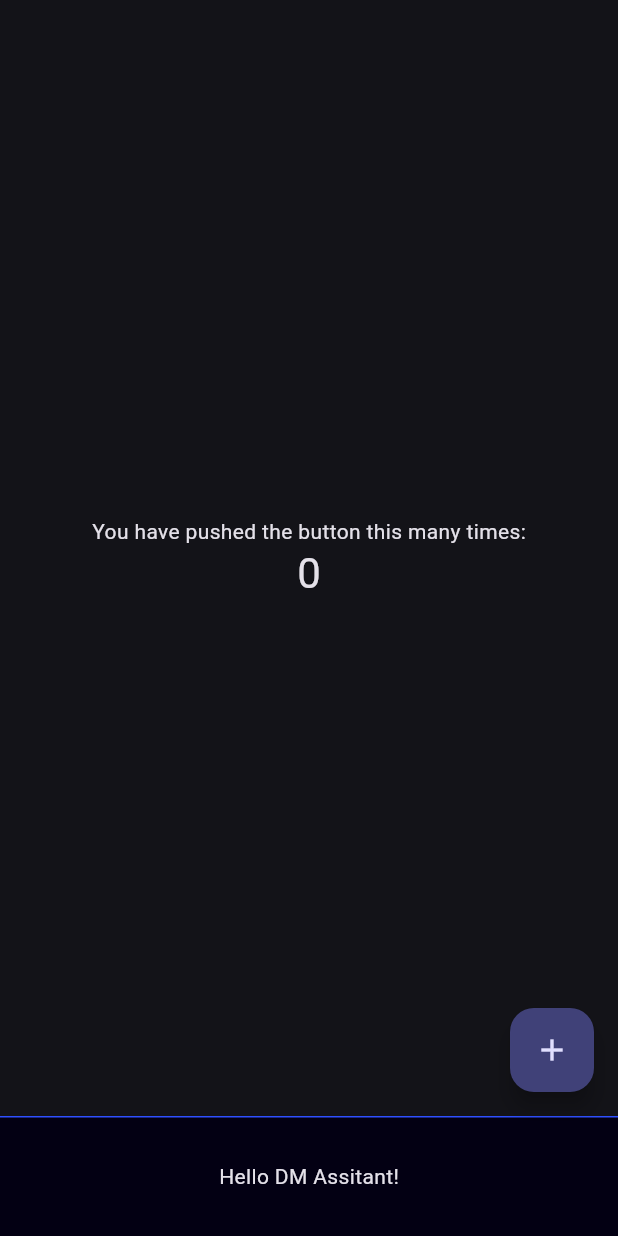
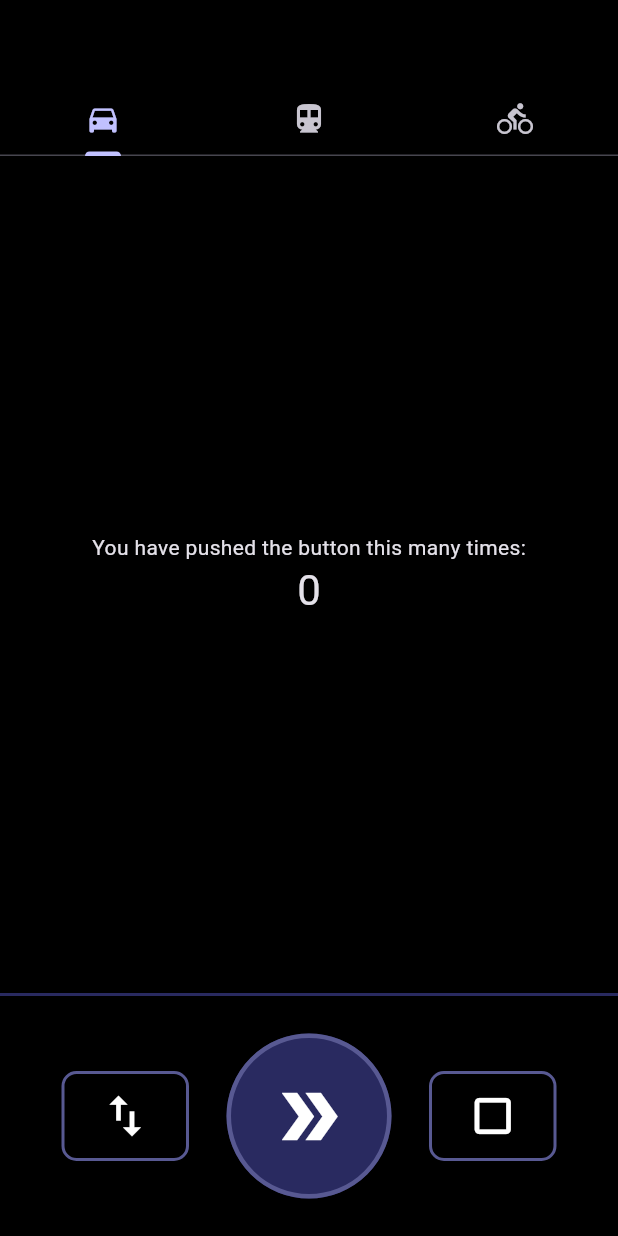
Before and after one commit to DckCanal/dm_assistant, a Flutter app: the screen it shows after launch, on a phone screen of 412 x 824 dp. Run offline on Flutter 3.47's test engine with Material 3 defaults, Android fonts, the phone set to English and light mode, and no system bars.

Commit message:
basic layout with tab navigation

```diff
--- a/lib/main.dart
+++ b/lib/main.dart
@@ -1,4 +1,6 @@
 import 'package:flutter/material.dart';
+import 'round_button.dart';
+import 'rect_button.dart';
 
 void main() {
   runApp(const MyApp());
@@ -13,37 +15,44 @@ class MyApp extends StatelessWidget {
     return MaterialApp(
       title: 'DM Assistant',
       theme: ThemeData(
-        // This is the theme of your application.
-        //
-        // TRY THIS: Try running your application with "flutter run". You'll see
-        // the application has a purple toolbar. Then, without quitting the app,
-        // try changing the seedColor in the colorScheme below to Colors.green
-        // and then invoke "hot reload" (save your changes or press the "hot
-        // reload" button in a Flutter-supported IDE, or press "r" if you used
-        // the command line to start the app).
-        //
-        // Notice that the counter didn't reset back to zero; the application
-        // state is not lost during the reload. To reset the state, use hot
-        // restart instead.
-        //
-        // This works for code too, not just values: Most code changes can be
-        // tested with just a hot reload.
         colorScheme: ColorScheme.fromSeed(
             seedColor: const Color.fromARGB(255, 13, 0, 133),
-            brightness: Brightness.dark,
-            background: const Color.fromARGB(255, 3, 0, 19),
-            outline: const Color.fromARGB(255, 47, 80, 255)), //030013
-        appBarTheme: const AppBarTheme(
-          backgroundColor: Color.fromARGB(255, 3, 0, 19),
-        ),
+            brightness: Brightness.dark),
+        //background: const Color.fromARGB(255, 3, 0, 19),
+        //outline: const Color.fromARGB(255, 47, 80, 255), //030013
+        //primaryContainer: const Color.fromARGB(255, 24, 6, 114)),
+        // appBarTheme: const AppBarTheme(
+        //   backgroundColor: Color.fromARGB(255, 3, 0, 19),
+        // ),
         // bottomAppBarTheme:
         //     const BottomAppBarTheme(color: Color.fromARGB(255, 3, 0, 19)),
-        bottomNavigationBarTheme: const BottomNavigationBarThemeData(
-            backgroundColor: Color.fromARGB(255, 3, 0, 19)),
+        // bottomNavigationBarTheme: const BottomNavigationBarThemeData(
+        //     backgroundColor: Color.fromARGB(255, 3, 0, 19)),
         useMaterial3: true,
-        //brightness: Brightness.dark,
       ),
-      home: const MyHomePage(title: 'Flutter Demo Home Page'),
+      home: DefaultTabController(
+        length: 3,
+        child: Scaffold(
+          appBar: AppBar(
+            backgroundColor: Theme.of(context).colorScheme.scrim,
+            bottom: const TabBar(
+              tabs: [
+                Tab(icon: Icon(Icons.directions_car)),
+                Tab(icon: Icon(Icons.directions_transit)),
+                Tab(icon: Icon(Icons.directions_bike)),
+              ],
+            ),
+          ),
+          body: const TabBarView(
+            children: [
+              MyHomePage(title: 'Flutter Demo Home Page'),
+              Icon(Icons.directions_transit),
+              Icon(Icons.directions_bike),
+            ],
+          ),
+        ),
+      ),
+      //home: const MyHomePage(title: 'Flutter Demo Home Page'),
     );
   }
 }
@@ -88,38 +97,10 @@ class _MyHomePageState extends State<MyHomePage> {
     // The Flutter framework has been optimized to make rerunning build methods
     // fast, so that you can just rebuild anything that needs updating rather
     // than having to individually change instances of widgets.
-    return Scaffold(
-      // appBar: AppBar(
-      //   bottom: PreferredSize(
-      //     preferredSize: const Size.fromHeight(2.0),
-      //     child: Container(
-      //       color: Theme.of(context).colorScheme.outline,
-      //       height: 2.0,
-      //     ),
-      //   ),
-      // ),
-      bottomNavigationBar: BottomAppBar(
-        padding: EdgeInsets.zero,
-        //color: Theme.of(context).colorScheme.background,
-        child: Container(
-            height: 50.0,
-            //color: Theme.of(context).colorScheme.background,
-            decoration: BoxDecoration(
-                color: Theme.of(context).colorScheme.background,
-                border: Border(
-                    top: BorderSide(
-                        width: 1,
-                        color: Theme.of(context).colorScheme.outline))),
-            //padding: EdgeInsets.zero,
-            //margin: EdgeInsets.zero,
-
-            child: const Center(child: Text('Hello DM Assitant!'))),
-
-        // Here we take the value from the MyHomePage object that was created by
-        // the App.build method, and use it to set our appbar title.
-        //title: Text(widget.title),
-      ),
-      body: Center(
+    return Container(
+      color: Theme.of(context).colorScheme.scrim,
+      child: Column(children: [
+        Expanded(
           child: Column(
             // Column is also a layout widget. It takes a list of children and
             // arranges them vertically. By default, it sizes itself to fit its
@@ -146,11 +127,153 @@ class _MyHomePageState extends State<MyHomePage> {
             ],
           ),
         ),
-      floatingActionButton: FloatingActionButton(
-        onPressed: _incrementCounter,
-        tooltip: 'Increment',
-        child: const Icon(Icons.add),
-      ), // This trailing comma makes auto-formatting nicer for build methods.
+        Container(
+          decoration: BoxDecoration(
+              color: Theme.of(context).colorScheme.scrim,
+              border: Border(
+                  top: BorderSide(
+                      width: 2,
+                      color: Theme.of(context).colorScheme.onPrimary))),
+          child: Row(
+            mainAxisAlignment: MainAxisAlignment.center,
+            children: [
+              RectButton(
+                onPressed: () {},
+                primary: false,
+                height: 60,
+                width: 85,
+                icon: const Icon(
+                  Icons.import_export,
+                  color: Colors.white,
+                  size: 36,
+                  semanticLabel: 'Riordina in base all\'iniziativa',
+                ),
+              ),
+              Padding(
+                padding: const EdgeInsets.all(25.0),
+                child: RoundButton(
+                  onPressed: () {},
+                  primary: true,
+                  radius: 110,
+                  icon: const Icon(
+                    Icons.double_arrow,
+                    color: Colors.white,
+                    size: 54,
+                    semanticLabel: 'Avanza al prossimo round',
+                  ),
+                ),
+              ),
+              RectButton(
+                onPressed: () {},
+                height: 60,
+                width: 85,
+                primary: false,
+                icon: const Icon(
+                  Icons.crop_square,
+                  color: Colors.white,
+                  size: 36,
+                  semanticLabel: 'Esci dal combattimento',
+                ),
+              )
+            ],
+          ),
+        ),
+      ]),
     );
+
+    // return Scaffold(
+    //   backgroundColor: Theme.of(context).colorScheme.scrim,
+    //   bottomNavigationBar: BottomAppBar(
+    //     padding: EdgeInsets.zero,
+    //     height: 162,
+    //     child: Container(
+    //       decoration: BoxDecoration(
+    //           color: Theme.of(context).colorScheme.scrim,
+    //           border: Border(
+    //               top: BorderSide(
+    //                   width: 1,
+    //                   color: Theme.of(context).colorScheme.onPrimary))),
+    //       child: Row(
+    //         mainAxisAlignment: MainAxisAlignment.center,
+    //         children: [
+    //           RectButton(
+    //             onPressed: () {},
+    //             primary: false,
+    //             height: 60,
+    //             width: 85,
+    //             icon: const Icon(
+    //               Icons.import_export,
+    //               color: Colors.white,
+    //               size: 36,
+    //               semanticLabel: 'Riordina in base all\'iniziativa',
+    //             ),
+    //           ),
+    //           Padding(
+    //             padding: const EdgeInsets.all(25.0),
+    //             child: RoundButton(
+    //               onPressed: () {},
+    //               primary: true,
+    //               radius: 110,
+    //               icon: const Icon(
+    //                 Icons.double_arrow,
+    //                 color: Colors.white,
+    //                 size: 54,
+    //                 semanticLabel: 'Avanza al prossimo round',
+    //               ),
+    //             ),
+    //           ),
+    //           RectButton(
+    //             onPressed: () {},
+    //             height: 60,
+    //             width: 85,
+    //             primary: false,
+    //             icon: const Icon(
+    //               Icons.crop_square,
+    //               color: Colors.white,
+    //               size: 36,
+    //               semanticLabel: 'Esci dal combattimento',
+    //             ),
+    //           )
+    //         ],
+    //       ),
+    //     ),
+
+    //     // Here we take the value from the MyHomePage object that was created by
+    //     // the App.build method, and use it to set our appbar title.
+    //     //title: Text(widget.title),
+    //   ),
+    //   body: Center(
+    //     child: Column(
+    //       // Column is also a layout widget. It takes a list of children and
+    //       // arranges them vertically. By default, it sizes itself to fit its
+    //       // children horizontally, and tries to be as tall as its parent.
+    //       //
+    //       // Column has various properties to control how it sizes itself and
+    //       // how it positions its children. Here we use mainAxisAlignment to
+    //       // center the children vertically; the main axis here is the vertical
+    //       // axis because Columns are vertical (the cross axis would be
+    //       // horizontal).
+    //       //
+    //       // TRY THIS: Invoke "debug painting" (choose the "Toggle Debug Paint"
+    //       // action in the IDE, or press "p" in the console), to see the
+    //       // wireframe for each widget.
+    //       mainAxisAlignment: MainAxisAlignment.center,
+    //       children: <Widget>[
+    //         const Text(
+    //           'You have pushed the button this many times:',
+    //         ),
+    //         Text(
+    //           '$_counter',
+    //           style: Theme.of(context).textTheme.headlineMedium,
+    //         ),
+    //       ],
+    //     ),
+    //   ),
+    //   floatingActionButton: FloatingActionButton(
+    //     onPressed: _incrementCounter,
+    //     tooltip: 'Increment',
+    //     child: const Icon(Icons.add),
+    //   ), // This trailing comma makes auto-formatting nicer for build methods.
+    // );
   }
 }
--- /dev/null
+++ b/lib/rect_button.dart
@@ -0,0 +1,62 @@
+import 'package:flutter/material.dart';
+
+class RectButton extends StatelessWidget {
+  final VoidCallback? onPressed;
+  final bool primary;
+  final Icon icon;
+  final double height;
+  final double width;
+  final double borderRadius;
+
+  RectButton(
+      {this.onPressed,
+      required this.primary,
+      required this.icon,
+      this.height = 48.0,
+      this.width = 48.0,
+      this.borderRadius = 10.0});
+
+  @override
+  Widget build(BuildContext context) {
+    return SizedBox(
+      height: height,
+      width: width,
+      child: ElevatedButton(
+        onPressed: onPressed,
+        style: ButtonStyle(
+          backgroundColor: MaterialStateProperty.resolveWith<Color>(
+            (Set<MaterialState> states) {
+              if (states.contains(MaterialState.disabled)) {
+                return Theme.of(context)
+                    .colorScheme
+                    .surface; // Colore quando il pulsante è disabilitato
+              }
+              return primary
+                  ? Theme.of(context).colorScheme.onPrimary
+                  : Theme.of(context)
+                      .colorScheme
+                      .scrim; // Colore in base al parametro 'primary'
+            },
+          ),
+          shape: MaterialStateProperty.all<RoundedRectangleBorder>(
+            // Forma rotonda
+            RoundedRectangleBorder(
+              borderRadius: BorderRadius.circular(
+                  borderRadius), // Raggio del bordo arrotondato
+              side: BorderSide(
+                color: onPressed != null
+                    ? Theme.of(context).colorScheme.inversePrimary
+                    : Theme.of(context).colorScheme.onInverseSurface,
+
+                width: primary && onPressed != null
+                    ? 3.0
+                    : 2.0, // Larghezza del bordo in base al parametro 'primary'
+              ),
+            ),
+          ),
+        ),
+        child: Center(child: icon), // Icona centrata
+      ),
+    );
+  }
+}
--- /dev/null
+++ b/lib/round_button.dart
@@ -0,0 +1,71 @@
+import 'package:flutter/material.dart';
+
+class RoundButton extends StatelessWidget {
+  final VoidCallback? onPressed;
+  final bool primary;
+  final Icon icon;
+  final double radius;
+
+  RoundButton(
+      {this.onPressed,
+      required this.primary,
+      required this.icon,
+      this.radius = 48.0});
+
+  @override
+  Widget build(BuildContext context) {
+    return SizedBox(
+      height: radius,
+      width: radius,
+      child: ElevatedButton(
+        onPressed: onPressed,
+        style: ButtonStyle(
+          backgroundColor: MaterialStateProperty.resolveWith<Color>(
+            (Set<MaterialState> states) {
+              if (states.contains(MaterialState.disabled)) {
+                return Colors.grey; // Colore quando il pulsante è disabilitato
+              }
+              return primary
+                  ? Theme.of(context).colorScheme.onPrimary
+                  : Theme.of(context)
+                      .colorScheme
+                      .scrim; // Colore in base al parametro 'primary'
+            },
+          ),
+          //   shape: MaterialStateProperty.all<CircleBorder>(
+          //     // Forma rotonda
+          //     CircleBorder(
+          //       side: BorderSide(
+          //         color: Theme.of(context).colorScheme.outline,
+          //         width: primary
+          //             ? 3.0
+          //             : 2.0, // Larghezza del bordo in base al parametro 'primary'
+          //       ),
+          //     ),
+          //   ),
+          // ),
+          shape: MaterialStateProperty.all<RoundedRectangleBorder>(
+            // Forma rotonda
+            RoundedRectangleBorder(
+              borderRadius:
+                  BorderRadius.circular(radius), // Raggio del bordo arrotondato
+              side: BorderSide(
+                color: onPressed != null
+                    ? Theme.of(context).colorScheme.inversePrimary
+                    : Theme.of(context).colorScheme.onInverseSurface,
+                width: primary && onPressed != null
+                    ? 3.0
+                    : 2.0, // Larghezza del bordo in base al parametro 'primary'
+              ),
+            ),
+          ),
+        ),
+        // child: SizedBox(
+        //   width: radius * sqrt(2), // Larghezza basata sul raggio
+        //   height: radius * sqrt(2), // Altezza basata sul raggio
+        child: Center(child: icon), // Icona centrata
+        //), // Icona del pulsante
+      ),
+    );
+  }
+}
```
Lines whose indentation alone changed are shown as unchanged.
